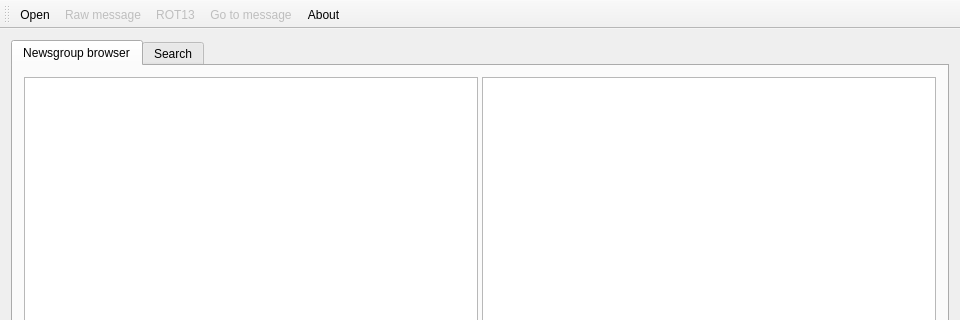
Before: the Qt Designer form browser/browser.ui in wolfpld/usenetarchive, drawn with Qt 5; both pictures show x 0 to 960 and y 0 to 320 of the 960 by 640 pixel window.
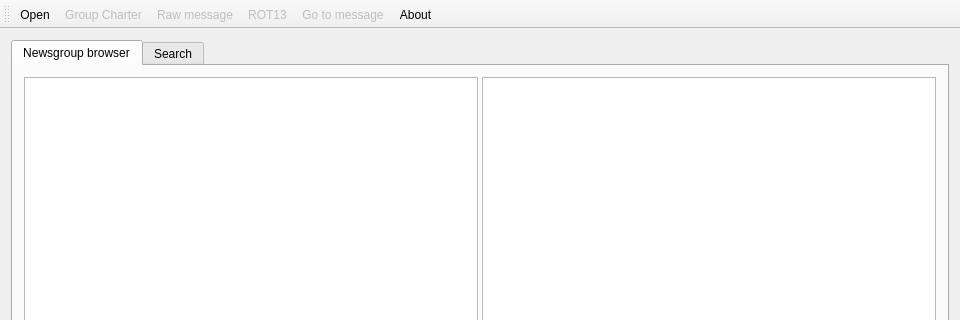
After: the same form once the commit is applied.

Commit message: Add group charter window.

What changed in the file:
```diff
--- a/browser/browser.ui
+++ b/browser/browser.ui
@@ -171,6 +171,7 @@
     <bool>false</bool>
    </attribute>
    <addaction name="actionOpen"/>
+   <addaction name="actionGroup_Charter"/>
    <addaction name="actionRaw_message"/>
    <addaction name="actionROT13"/>
    <addaction name="actionGo_to_message"/>
@@ -217,6 +218,14 @@
     <string>About</string>
    </property>
   </action>
+  <action name="actionGroup_Charter">
+   <property name="enabled">
+    <bool>false</bool>
+   </property>
+   <property name="text">
+    <string>Group Charter</string>
+   </property>
+  </action>
  </widget>
  <layoutdefault spacing="6" margin="11"/>
  <resources/>
```
The commit also changes 6 other files.
